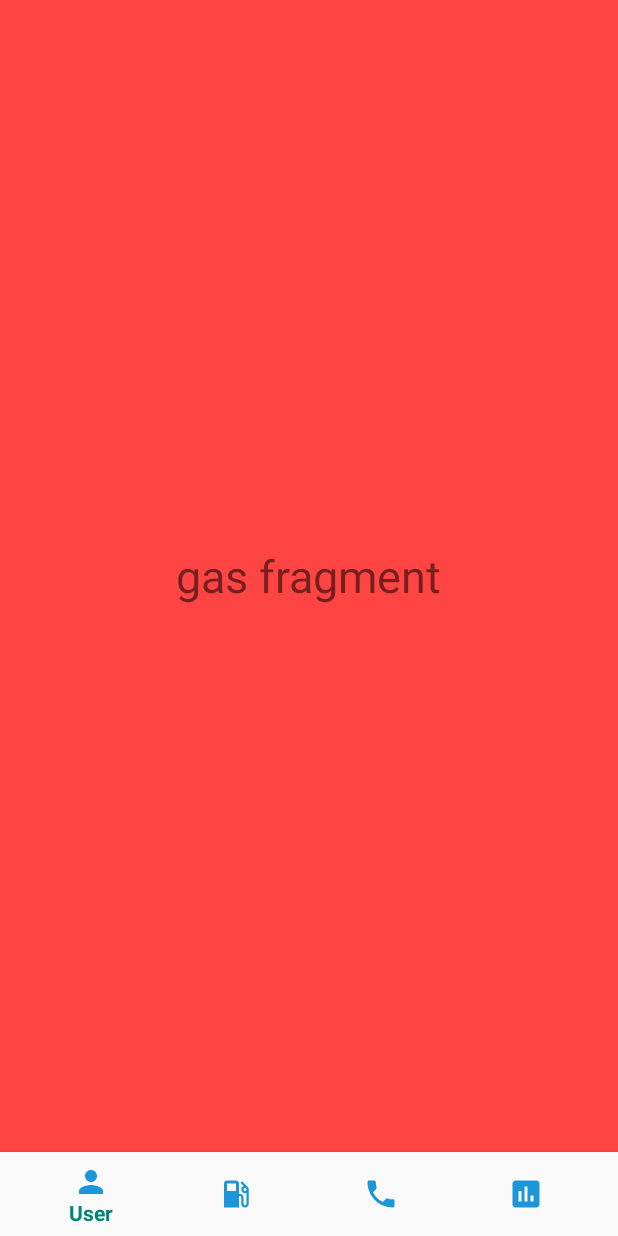
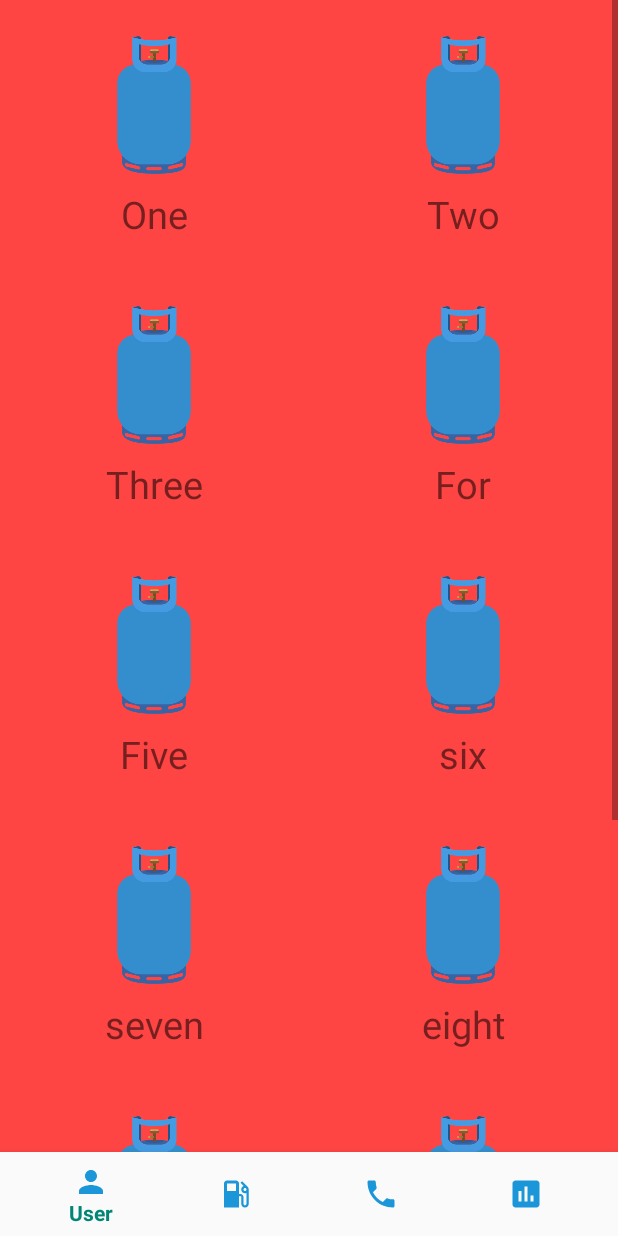
Before and after one commit to amst-fiec/2T2019-Deteccion-de-tanque-de-gas-vacios, an Android app: the fragment GasFrag placed in its activity, on a phone screen of 412 x 824 dp. Run offline under Robolectric (Android 15) with nearby library versions, the phone set to English and light mode, and no system bars; our stand-ins replace Firebase (no records; nobody signed in at launch, a user with empty details on screens opened directly).

Commit message:
agregado gridview

```diff
--- a/app/src/main/java/com/example/detecciontanquegas/aplicacion/GasFrag.java
+++ b/app/src/main/java/com/example/detecciontanquegas/aplicacion/GasFrag.java
@@ -4,6 +4,9 @@ import android.os.Bundle;
 import android.view.LayoutInflater;
 import android.view.View;
 import android.view.ViewGroup;
+import android.widget.AdapterView;
+import android.widget.GridView;
+import android.widget.Toast;
 
 import androidx.annotation.NonNull;
 import androidx.annotation.Nullable;
@@ -12,9 +15,25 @@ import androidx.fragment.app.Fragment;
 import com.example.detecciontanquegas.R;
 
 public class GasFrag extends Fragment {
+    GridView gridView;
+    String [] numberWord= {"One","Two","Three","For","Five","six","seven","eight","nine","ten","eleven","twelve"};
+    int imagengas = R.drawable.gaspic;
     @Nullable
     @Override
     public View onCreateView(@NonNull LayoutInflater inflater, @Nullable ViewGroup container, @Nullable Bundle savedInstanceState) {
-        return inflater.inflate(R.layout.fragment_gas,container,false);
+        View v =  inflater.inflate(R.layout.fragment_gas,container,false);
+        gridView = (GridView) v.findViewById(R.id.grid_view);
+        MainAdapter adapter = new MainAdapter(getActivity(),numberWord,imagengas);
+        gridView.setAdapter(adapter);
+        gridView.setOnItemClickListener(new AdapterView.OnItemClickListener() {
+            @Override
+            public void onItemClick(AdapterView<?> parent, View view, int position, long id) {
+                Toast.makeText(getActivity().getApplicationContext(),
+                        "you click"+numberWord[+position],
+                        Toast.LENGTH_SHORT).show();
+            }
+        });
+
+        return v;
     }
 }
--- /dev/null
+++ b/app/src/main/java/com/example/detecciontanquegas/aplicacion/MainAdapter.java
@@ -0,0 +1,57 @@
+package com.example.detecciontanquegas.aplicacion;
+
+import android.content.Context;
+import android.view.ContextMenu;
+import android.view.LayoutInflater;
+import android.view.View;
+import android.view.ViewGroup;
+import android.widget.BaseAdapter;
+import android.widget.ImageView;
+import android.widget.TextView;
+
+import com.example.detecciontanquegas.R;
+
+public class MainAdapter extends BaseAdapter {
+
+    private Context context;
+    private LayoutInflater inflater;
+    private String[] numberWord;
+    private int imagengas;
+
+    public MainAdapter(Context c, String[] numberWord, int imagengas){
+        this.context = c;
+        this.numberWord =numberWord;
+        this.imagengas = imagengas;
+    }
+
+
+    @Override
+    public int getCount() {
+        return numberWord.length;
+    }
+
+    @Override
+    public Object getItem(int position) {
+        return null;
+    }
+
+    @Override
+    public long getItemId(int position) {
+        return 0;
+    }
+
+    @Override
+    public View getView(int position, View convertView, ViewGroup parent) {
+        if(inflater == null){
+            inflater = (LayoutInflater)context.getSystemService(Context.LAYOUT_INFLATER_SERVICE);
+        }
+        if(convertView == null){
+            convertView = inflater.inflate(R.layout.row_item,null);
+        }
+        ImageView imageView = convertView.findViewById(R.id.image_view);
+        TextView textView = convertView.findViewById(R.id.text_view);
+        imageView.setImageResource(imagengas);
+        textView.setText(numberWord[position]);
+        return convertView;
+    }
+}
--- a/app/src/main/res/layout/fragment_gas.xml
+++ b/app/src/main/res/layout/fragment_gas.xml
@@ -2,12 +2,12 @@
 <RelativeLayout xmlns:android="http://schemas.android.com/apk/res/android"
     android:layout_width="match_parent"
     android:layout_height="match_parent"
+    xmlns:tools="http://schemas.android.com/tools"
     android:background="@android:color/holo_red_light"
     >
-    <TextView
-        android:layout_width="wrap_content"
-        android:layout_height="wrap_content"
-        android:text="gas fragment"
-        android:textSize="30sp"
-        android:layout_centerInParent="true"/>
+    <GridView
+        android:layout_width="match_parent"
+        android:layout_height="match_parent"
+        android:id="@+id/grid_view"
+        android:numColumns="2"/>
 </RelativeLayout>
--- /dev/null
+++ b/app/src/main/res/layout/row_item.xml
@@ -0,0 +1,22 @@
+<?xml version="1.0" encoding="utf-8"?>
+<LinearLayout
+    xmlns:android="http://schemas.android.com/apk/res/android"
+    android:layout_width="wrap_content"
+    android:layout_height="wrap_content"
+
+    android:orientation="vertical"
+    android:padding="20dp"
+    android:gravity="center">
+
+    <ImageView
+        android:layout_width="100dp"
+        android:layout_height="100dp"
+        android:id="@+id/image_view"/>
+    <TextView
+        android:layout_width="wrap_content"
+        android:layout_height="wrap_content"
+        android:id="@+id/text_view"
+        android:text="Numbers"
+        android:textSize="25sp"
+        android:layout_marginTop="5dp"/>
+</LinearLayout>
```
Also changed, not shown: app/src/main/res/drawable/gaspic.png (added).
